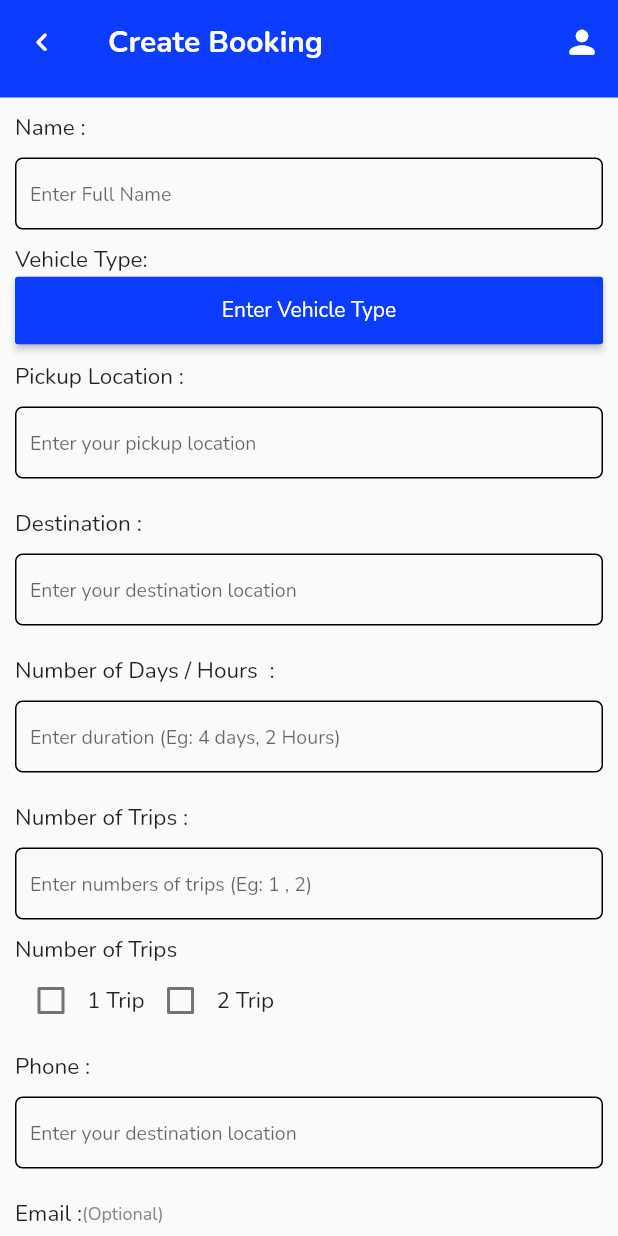
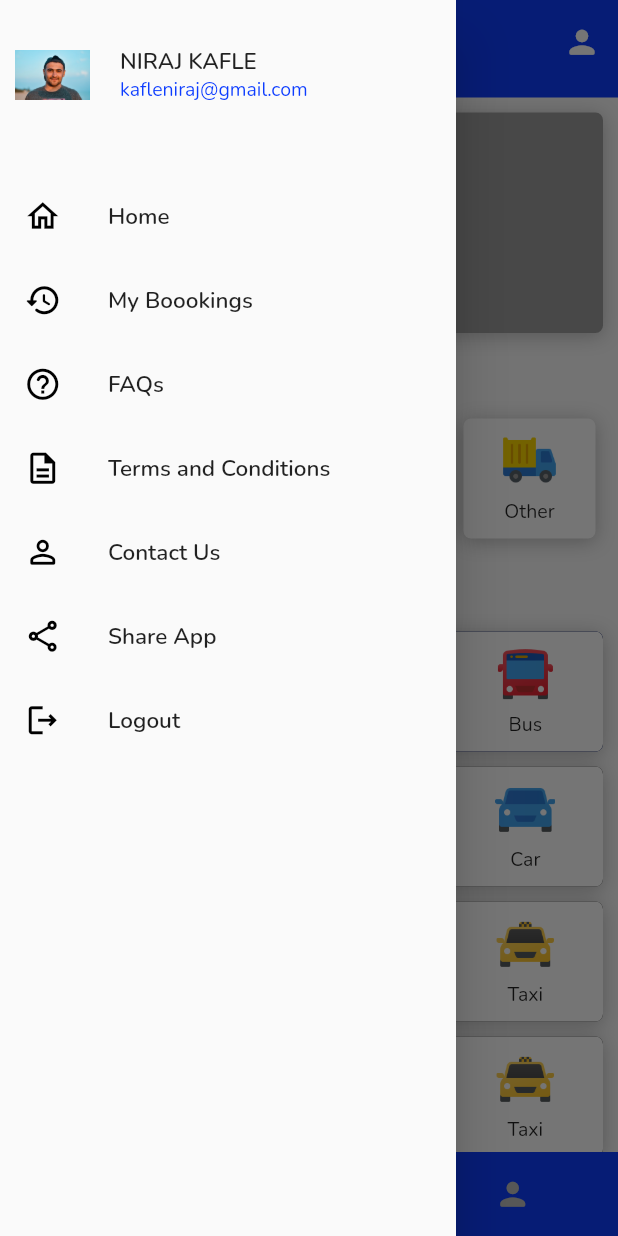
Before and after one commit to kafle1/hamro-yatayat, a Flutter app: the screen it shows after launch, with the side drawer open (before the commit the screen has no drawer), on a phone screen of 412 x 824 dp. Run offline on Flutter 3.47's test engine with Material 2 defaults, Android fonts, the phone set to English and light mode, and no system bars.

Commit message:
Bottom Nav Bar and Side Drawer Complete

```diff
--- a/lib/components/appbar.dart
+++ b/lib/components/appbar.dart
@@ -5,26 +5,20 @@ class YatayatAppbar extends StatelessWidget implements PreferredSizeWidget {
   final double height;
   final Widget title;
   final IconData? actionIcon;
-  final IconData leadingIcon;
+  final IconButton? leadingIcon;
 
   YatayatAppbar(
       {required this.height,
       required this.title,
       this.actionIcon,
-      required this.leadingIcon});
+      this.leadingIcon});
 
   @override
   Widget build(BuildContext context) {
     return AppBar(
       backgroundColor: kThemeColor,
       elevation: 0,
-      leading: IconButton(
-        icon: Icon(
-          leadingIcon,
-          size: 25,
-        ),
-        onPressed: () => null,
-      ),
+      leading: leadingIcon,
       title: title,
       actions: [
         IconButton(
--- /dev/null
+++ b/lib/components/drawer_list.dart
@@ -0,0 +1,73 @@
+import 'package:flutter/material.dart';
+import 'package:yatayat/constants.dart';
+
+class DrawerListBuilder extends StatelessWidget {
+  final IconData? icon;
+  final String title;
+  final void Function()? onClick;
+
+  DrawerListBuilder({required this.icon, required this.title, this.onClick});
+
+  @override
+  Widget build(BuildContext context) {
+    return ListTile(
+      leading: Icon(
+        icon,
+        color: Colors.black,
+        size: 25,
+      ),
+      title: Text(
+        title,
+        style: TextStyle(fontSize: 15, fontWeight: FontWeight.w600),
+      ),
+      onTap: onClick,
+    );
+  }
+}
+
+Widget buildHeader({
+  required String image,
+  required String name,
+  required String email,
+  required void Function()? onClick,
+}) =>
+    InkWell(
+      onTap: onClick,
+      child: Container(
+        padding: EdgeInsets.symmetric(horizontal: 10, vertical: 25),
+        child: Row(
+          children: [
+            Container(
+              height: 50,
+              width: 50,
+              decoration: BoxDecoration(borderRadius: BorderRadius.circular(5)),
+              child: Image(
+                image: AssetImage(image),
+              ),
+            ),
+            SizedBox(
+              width: 20,
+            ),
+            Column(
+              crossAxisAlignment: CrossAxisAlignment.start,
+              children: [
+                Text(
+                  name.toUpperCase(),
+                  style: TextStyle(
+                    fontSize: 15,
+                    fontWeight: FontWeight.w600,
+                  ),
+                ),
+                Text(
+                  email,
+                  style: TextStyle(
+                    color: kThemeColor,
+                    fontSize: 13,
+                  ),
+                ),
+              ],
+            )
+          ],
+        ),
+      ),
+    );
--- /dev/null
+++ b/lib/components/yatayatDrawer.dart
@@ -0,0 +1,89 @@
+import 'package:flutter/material.dart';
+import 'package:yatayat/components/drawer_list.dart';
+import 'package:yatayat/screens/my_bookings_screen.dart';
+import 'package:yatayat/screens/profile_screen.dart';
+
+class YatayatDrawer extends StatefulWidget {
+  @override
+  _YatayatDrawerState createState() => _YatayatDrawerState();
+}
+
+class _YatayatDrawerState extends State<YatayatDrawer> {
+  @override
+  Widget build(BuildContext context) {
+    return Drawer(
+      child: ListView(
+        physics: NeverScrollableScrollPhysics(),
+        children: [
+          buildHeader(
+              image: 'assets/images/avatar.png',
+              name: 'Niraj Kafle',
+              email: 'kafleniraj@gmail.com',
+              onClick: () =>
+                  {Navigator.popAndPushNamed(context, ProfileScreen.id)}),
+          SizedBox(
+            height: 16,
+          ),
+          DrawerListBuilder(
+            icon: Icons.home_outlined,
+            title: 'Home',
+            onClick: () => selectedItem(context, 0),
+          ),
+          DrawerListBuilder(
+            icon: Icons.history_rounded,
+            title: 'My Boookings',
+            onClick: () => selectedItem(context, 1),
+          ),
+          DrawerListBuilder(
+            icon: Icons.help_outline_rounded,
+            title: 'FAQs',
+            onClick: () => selectedItem(context, 2),
+          ),
+          DrawerListBuilder(
+            icon: Icons.description_outlined,
+            title: 'Terms and Conditions',
+            onClick: () => selectedItem(context, 3),
+          ),
+          DrawerListBuilder(
+            icon: Icons.person_outline_rounded,
+            title: 'Contact Us',
+            onClick: () => selectedItem(context, 4),
+          ),
+          DrawerListBuilder(
+            icon: Icons.share_outlined,
+            title: 'Share App',
+            onClick: () => selectedItem(context, 5),
+          ),
+          DrawerListBuilder(
+            icon: Icons.logout_outlined,
+            title: 'Logout',
+            onClick: () => selectedItem(context, 5),
+          ),
+        ],
+      ),
+    );
+  }
+}
+
+void selectedItem(BuildContext context, int index) {
+  switch (index) {
+    case 0:
+      break;
+    case 1:
+      Navigator.popAndPushNamed(context, MyBookingScreen.id);
+      break;
+    case 2:
+      Navigator.popAndPushNamed(context, MyBookingScreen.id);
+      break;
+    case 3:
+      Navigator.popAndPushNamed(context, MyBookingScreen.id);
+      break;
+    case 4:
+      Navigator.popAndPushNamed(context, MyBookingScreen.id);
+      break;
+    case 5:
+      Navigator.popAndPushNamed(context, MyBookingScreen.id);
+      break;
+    default:
+  }
+}
--- /dev/null
+++ b/lib/components/yatayat_bottom_navigation.dart
@@ -0,0 +1,104 @@
+import 'package:flutter/material.dart';
+import 'package:yatayat/constants.dart';
+import 'package:yatayat/screens/home_screen.dart';
+import 'package:yatayat/screens/my_bookings_screen.dart';
+import 'package:yatayat/screens/notifications_screen.dart';
+import 'package:yatayat/screens/profile_screen.dart';
+
+class YatayatBottomNavigation extends StatefulWidget {
+  final int index;
+  YatayatBottomNavigation({required this.index});
+  @override
+  State<YatayatBottomNavigation> createState() =>
+      _YatayatBottomNavigationState();
+}
+
+class _YatayatBottomNavigationState extends State<YatayatBottomNavigation> {
+  @override
+  Widget build(BuildContext context) {
+    var _selectedIndex = widget.index;
+    return Container(
+      color: kThemeColor,
+      child: BottomAppBar(
+        elevation: 0,
+        color: Colors.transparent,
+        child: SizedBox(
+          height: 56,
+          width: MediaQuery.of(context).size.width,
+          child: Padding(
+            padding: EdgeInsets.symmetric(horizontal: 25),
+            child: Row(
+              mainAxisAlignment: MainAxisAlignment.spaceAround,
+              children: [
+                IconBottomBar(
+                    icon: Icons.home_rounded,
+                    selected: _selectedIndex == 0,
+                    onPressed: () {
+                      setState(() {
+                        _selectedIndex = 0;
+                        Navigator.popAndPushNamed(context, HomeScreen.id);
+                      });
+                    }),
+                IconBottomBar(
+                    icon: Icons.history_rounded,
+                    selected: _selectedIndex == 1,
+                    onPressed: () {
+                      setState(() {
+                        _selectedIndex = 1;
+                        Navigator.popAndPushNamed(context, MyBookingScreen.id);
+                      });
+                    }),
+                IconBottomBar(
+                    icon: Icons.notifications_rounded,
+                    selected: _selectedIndex == 2,
+                    onPressed: () {
+                      setState(() {
+                        _selectedIndex = 2;
+                        Navigator.popAndPushNamed(context, Notifications.id);
+                      });
+                    }),
+                IconBottomBar(
+                    icon: Icons.person_rounded,
+                    selected: _selectedIndex == 3,
+                    onPressed: () {
+                      setState(() {
+                        _selectedIndex = 3;
+                        Navigator.popAndPushNamed(context, ProfileScreen.id);
+                      });
+                    })
+              ],
+            ),
+          ),
+        ),
+      ),
+    );
+  }
+}
+
+class IconBottomBar extends StatelessWidget {
+  final IconData icon;
+  final bool selected;
+  final Function() onPressed;
+  const IconBottomBar(
+      {required this.icon,
+      required this.selected,
+      required this.onPressed,
+      Key? key})
+      : super(key: key);
+
+  @override
+  Widget build(BuildContext context) {
+    return Column(
+      mainAxisAlignment: MainAxisAlignment.center,
+      children: [
+        IconButton(
+            onPressed: onPressed,
+            icon: Icon(
+              icon,
+              size: selected ? 30 : 25,
+              color: selected ? Colors.white : Colors.grey[400],
+            )),
+      ],
+    );
+  }
+}
--- a/lib/main.dart
+++ b/lib/main.dart
@@ -1,9 +1,11 @@
 import 'package:flutter/material.dart';
 import 'package:yatayat/components/vehicles.dart';
 import 'package:yatayat/screens/booking_details.dart';
+import 'package:yatayat/screens/booking_success.dart';
 import 'package:yatayat/screens/create_booking_screen.dart';
 import 'package:yatayat/screens/home_screen.dart';
 import 'package:yatayat/screens/my_bookings_screen.dart';
+import 'package:yatayat/screens/notifications_screen.dart';
 import 'package:yatayat/screens/profile_screen.dart';
 import 'package:yatayat/screens/signin_screen.dart';
 import 'package:yatayat/screens/splash_screen.dart';
@@ -20,7 +22,7 @@ class Yatayat extends StatelessWidget {
     return MaterialApp(
       theme: ThemeData(fontFamily: 'Nunito'),
       home: SplashScreen(),
-      initialRoute: CreateBookingScreen.id,
+      initialRoute: HomeScreen.id,
       routes: {
         SplashScreen.id: (context) => SplashScreen(),
         SigninScreen.id: (context) => SigninScreen(),
@@ -29,7 +31,9 @@ class Yatayat extends StatelessWidget {
         BookingDetailsScreen.id: (context) => BookingDetailsScreen(),
         ProfileScreen.id: (context) => ProfileScreen(),
         CreateBookingScreen.id: (context) => CreateBookingScreen(),
-        Vehicles.id: (context) => Vehicles()
+        Vehicles.id: (context) => Vehicles(),
+        Notifications.id: (context) => Notifications(),
+        BookingSuccess.id: (context) => BookingSuccess(),
       },
       debugShowCheckedModeBanner: false,
     );
--- a/lib/screens/booking_details.dart
+++ b/lib/screens/booking_details.dart
@@ -10,7 +10,6 @@ class BookingDetailsScreen extends StatelessWidget {
     return Scaffold(
       appBar: YatayatAppbar(
         height: 60,
-        leadingIcon: Icons.chevron_left,
         title: Text(
           'Booking Details',
           style: kAppbarTitleStyle,
--- a/lib/screens/create_booking_screen.dart
+++ b/lib/screens/create_booking_screen.dart
@@ -27,7 +27,6 @@ class _CreateBookingScreenState extends State<CreateBookingScreen> {
           'Create Booking',
           style: kAppbarTitleStyle,
         ),
-        leadingIcon: Icons.chevron_left_rounded,
       ),
       body: SingleChildScrollView(
         child: SafeArea(
--- a/lib/screens/home_screen.dart
+++ b/lib/screens/home_screen.dart
@@ -2,6 +2,8 @@ import 'package:flutter/material.dart';
 import 'package:yatayat/components/appbar.dart';
 import 'package:yatayat/components/my_booking_card.dart';
 import 'package:yatayat/components/vehicle_card.dart';
+import 'package:yatayat/components/yatayatDrawer.dart';
+import 'package:yatayat/components/yatayat_bottom_navigation.dart';
 import 'package:yatayat/constants.dart';
 
 class HomeScreen extends StatefulWidget {
@@ -15,8 +17,8 @@ class _HomeScreenState extends State<HomeScreen> {
   @override
   Widget build(BuildContext context) {
     return Scaffold(
+      bottomNavigationBar: YatayatBottomNavigation(index: 0),
       appBar: YatayatAppbar(
-        leadingIcon: Icons.menu,
         height: 65,
         title: Column(
           crossAxisAlignment: CrossAxisAlignment.start,
@@ -35,7 +37,17 @@ class _HomeScreenState extends State<HomeScreen> {
           ],
         ),
       ),
-      body: SingleChildScrollView(
+      drawer: YatayatDrawer(),
+      body: HomePage(),
+    );
+  }
+}
+
+//HomePage
+class HomePage extends StatelessWidget {
+  @override
+  Widget build(BuildContext context) {
+    return SingleChildScrollView(
       child: Column(
         children: [
           Container(
@@ -132,7 +144,6 @@ class _HomeScreenState extends State<HomeScreen> {
           ),
         ],
       ),
-      ),
     );
   }
 }
```
Also changed, not shown: lib/components/notification_card.dart (added, +47 -0 lines), lib/screens/booking_success.dart (added, +51 -0 lines), lib/screens/my_bookings_screen.dart (+6 -1 lines), lib/screens/notifications_screen.dart (added, +44 -0 lines), lib/screens/profile_screen.dart (+6 -1 lines). Lines whose indentation alone changed are shown as unchanged.
